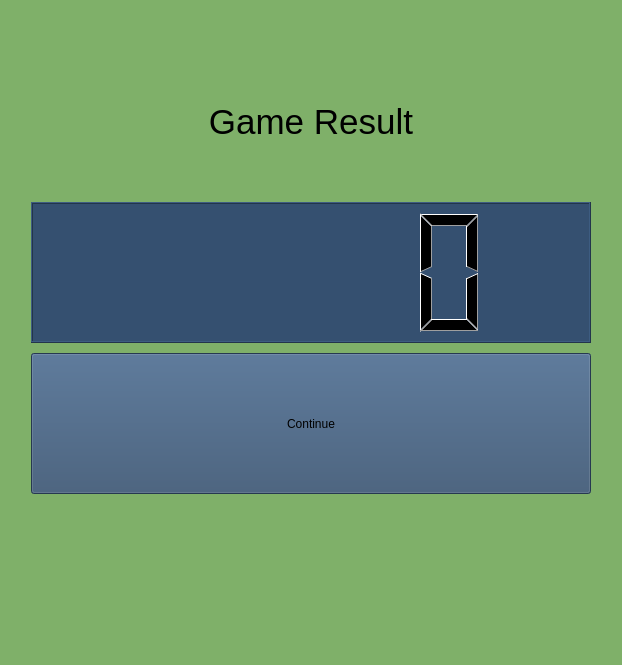
First picture: the form in src/View/gamepage.ui, repository imiskii/VUT-FIT-ICP-Pacman, before the edit.
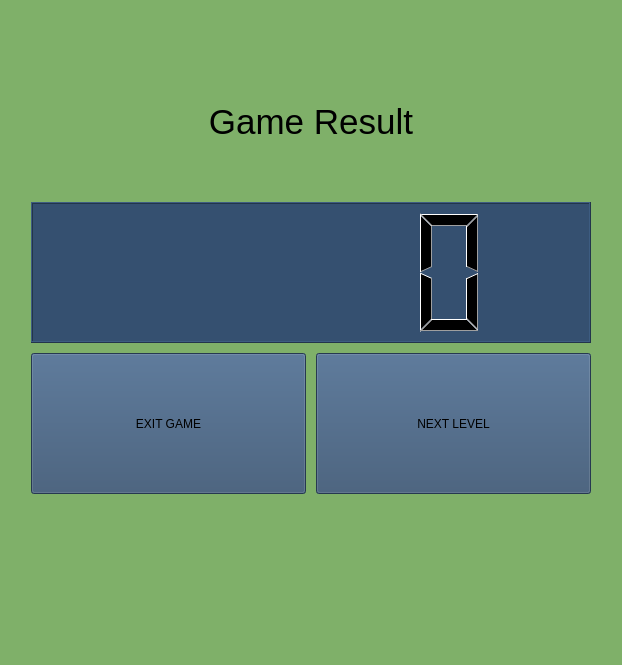
Second picture: the form after the edit. The open tabs and pages were chosen to show the change.

Commit message: keys and target collisions, exit game, next level

The edit to the form file:
```diff
--- a/src/View/gamepage.ui
+++ b/src/View/gamepage.ui
@@ -411,7 +411,9 @@
           </widget>
          </item>
          <item>
-          <widget class="QPushButton" name="EndContinueButton">
+          <layout class="QHBoxLayout" name="horizontalLayout_4">
+           <item>
+            <widget class="QPushButton" name="ExitGameButton">
            <property name="sizePolicy">
             <sizepolicy hsizetype="Preferred" vsizetype="Preferred">
              <horstretch>0</horstretch>
@@ -422,9 +424,27 @@
             <string notr="true">background: #355070;</string>
            </property>
            <property name="text">
-            <string>Continue</string>
-           </property>
-          </widget>
+              <string>EXIT GAME</string>
+             </property>
+            </widget>
+           </item>
+           <item>
+            <widget class="QPushButton" name="NextGame">
+             <property name="sizePolicy">
+              <sizepolicy hsizetype="Preferred" vsizetype="Preferred">
+               <horstretch>0</horstretch>
+               <verstretch>0</verstretch>
+              </sizepolicy>
+             </property>
+             <property name="styleSheet">
+              <string notr="true">background: #355070;</string>
+             </property>
+             <property name="text">
+              <string>NEXT LEVEL</string>
+             </property>
+            </widget>
+           </item>
+          </layout>
          </item>
         </layout>
        </item>
```
Lines whose indentation alone changed are shown as unchanged. The commit also changes 9 other files.
